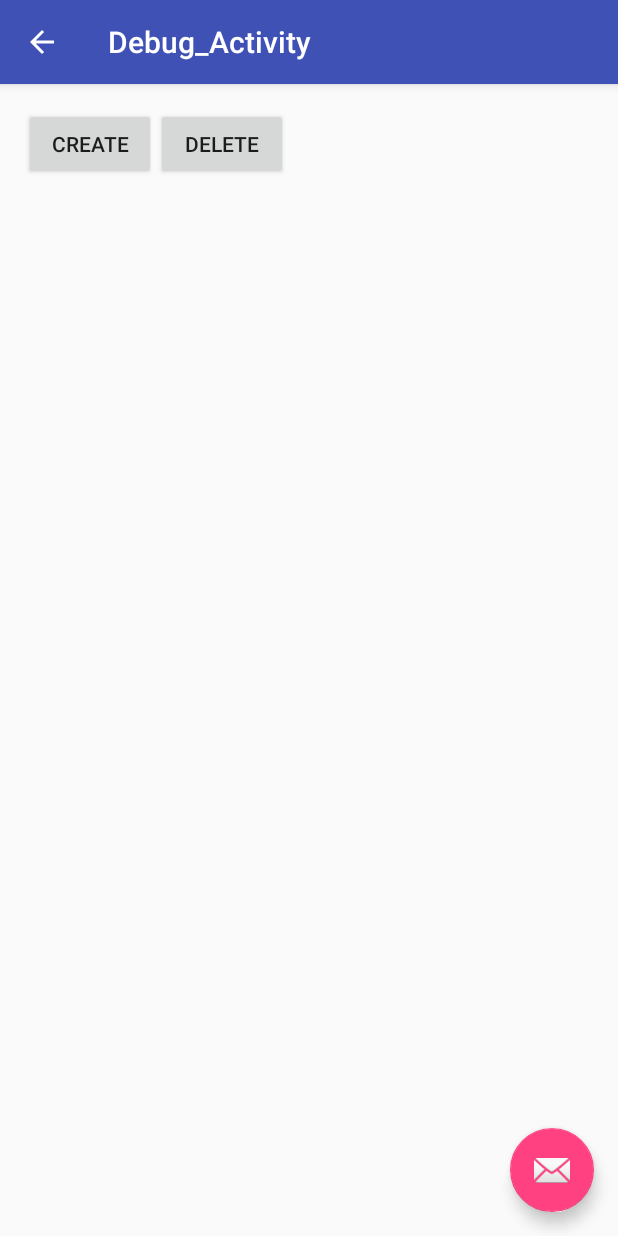
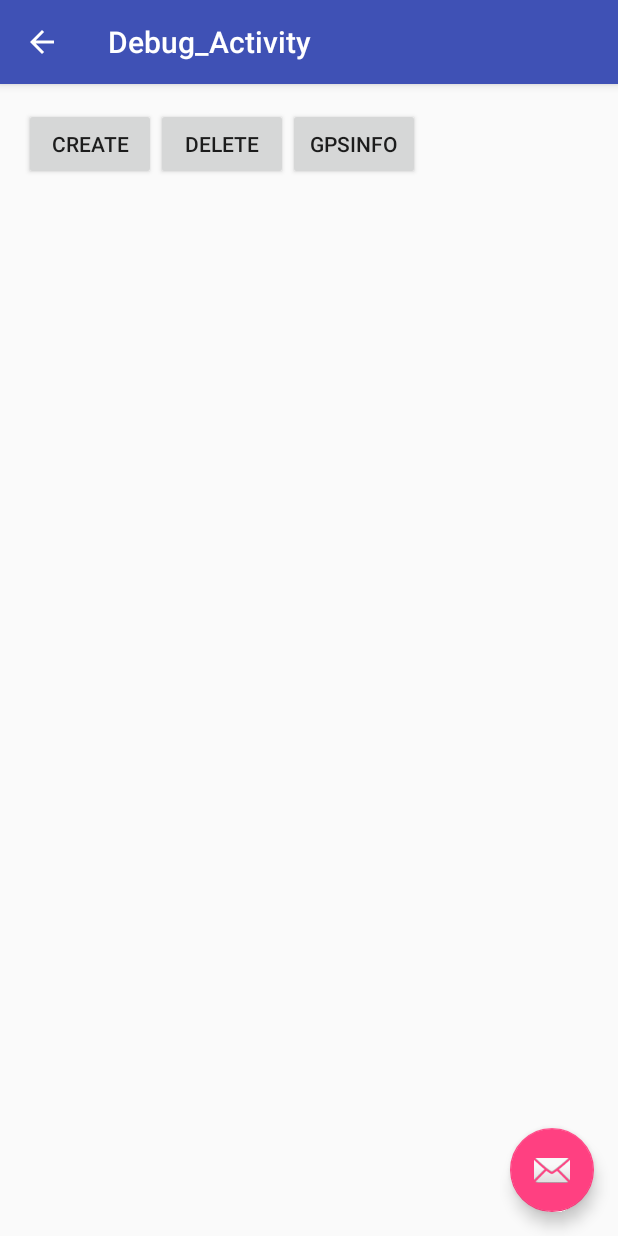
Before and after one commit to Anjali-Pai/GISDbAPP, an Android app: the DebugActivity screen opened directly, with no data from a screen before it, on a phone screen of 412 x 824 dp. Run offline under Robolectric (Android 15) with nearby library versions, the phone set to English and light mode, and no system bars.

```diff
--- a/app/src/main/AndroidManifest.xml
+++ b/app/src/main/AndroidManifest.xml
@@ -2,6 +2,7 @@
 <manifest xmlns:android="http://schemas.android.com/apk/res/android"
     package="com.example.xuxin.databasedemo">
 
+    <uses-permission android:name="android.permission.ACCESS_FINE_LOCATION" />
     <application
         android:allowBackup="true"
         android:icon="@mipmap/ic_launcher"
--- a/app/src/main/java/com/example/xuxin/databasedemo/DatabaseCRUDHelper.java
+++ b/app/src/main/java/com/example/xuxin/databasedemo/DatabaseCRUDHelper.java
@@ -231,7 +231,9 @@ public class DatabaseCRUDHelper {
         // todo need to check the number of the datastr and columnames, they should be same
         // insert data by content values
         ContentValues cv = new ContentValues();
-        for (int i = 0; i < columnnames.size(); i++) {
+        for (int i = 1; i < columnnames.size(); i++) {
+            // ignore the _id
+            //Log.i("Insert Operation",columnnames.get(i));
             cv.put(columnnames.get(i), datastr.get(i));
         }
         db.insert(table_name, null, cv);
--- a/app/src/main/java/com/example/xuxin/databasedemo/StartActivity.java
+++ b/app/src/main/java/com/example/xuxin/databasedemo/StartActivity.java
@@ -49,7 +49,7 @@ public class StartActivity extends AppCompatActivity {
  * todo: scroll view applied in many activities
  * todo: sql leak... need to solve it
  * = it is associated with refresh data, and each sql operation should
- * return a result to show the whether it is sucessful or not
+ * return a result to show the whether it is successful or not
  * in this case, failed operation may still keeps the database opened
  * 03/29/2016
  * todo: make create table like the sql command
--- a/app/src/main/res/layout/content_debug.xml
+++ b/app/src/main/res/layout/content_debug.xml
@@ -21,6 +21,11 @@
         android:layout_height="wrap_content"
         android:text="@string/ClickToDelete"
         android:onClick="DeleteFile"/>
+    <Button
+        android:layout_width="wrap_content"
+        android:layout_height="wrap_content"
+        android:text="@string/GetGPSLocation"
+        android:onClick="GPSInfo"/>
 
 
 </LinearLayout>
```
Also changed, not shown: app/src/main/java/com/example/xuxin/databasedemo/CreateProjectsActivity.java (+6 -4 lines), app/src/main/java/com/example/xuxin/databasedemo/DebugActivity.java (+44 -6 lines), app/src/main/res/values/strings.xml (+7 -0 lines).
